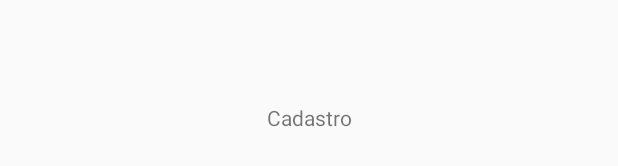
After one commit to wilquerlima/drCarangoApp, an Android app: the layout activity_cadastro.xml on its own in the app's theme, with its tools: preview values and no code run, on a phone screen of 412 x 824 dp. The commit adds this screen. Shown: the part 501-667 px from the top of the screen. Run offline under Robolectric (Android 15) with nearby library versions, the phone set to English and light mode, and no system bars.

Commit message:
criação das classes de login e cadastro

```diff
--- /dev/null
+++ b/drCarango/app/src/main/res/layout/activity_cadastro.xml
@@ -0,0 +1,17 @@
+<?xml version="1.0" encoding="utf-8"?>
+<android.support.constraint.ConstraintLayout
+    xmlns:android="http://schemas.android.com/apk/res/android"
+    xmlns:app="http://schemas.android.com/apk/res-auto"
+    android:layout_width="match_parent"
+    android:layout_height="match_parent">
+
+    <TextView
+        android:layout_width="wrap_content"
+        android:layout_height="wrap_content"
+        android:text="Cadastro"
+        app:layout_constraintBottom_toBottomOf="parent"
+        app:layout_constraintEnd_toEndOf="parent"
+        app:layout_constraintStart_toStartOf="parent"
+        app:layout_constraintTop_toTopOf="parent" />
+
+</android.support.constraint.ConstraintLayout>
--- a/drCarango/app/src/main/res/values/colors.xml
+++ b/drCarango/app/src/main/res/values/colors.xml
@@ -1,6 +1,6 @@
 <?xml version="1.0" encoding="utf-8"?>
 <resources>
-    <color name="colorPrimary">#3F51B5</color>
-    <color name="colorPrimaryDark">#303F9F</color>
-    <color name="colorAccent">#FF4081</color>
+    <color name="colorPrimary">#303d89</color>
+    <color name="colorPrimaryDark">#26306c</color>
+    <color name="color_branca">#ffffff</color>
 </resources>
--- a/drCarango/app/src/main/res/values/strings.xml
+++ b/drCarango/app/src/main/res/values/strings.xml
@@ -1,3 +1,9 @@
 <resources>
     <string name="app_name">DrCarango</string>
+    <string name="txtIntro">Bem vindo ao Dr Carango!\nAqui você vai encontrar a melhor maneira de concertar seu veículo.</string>
+
+    <!-- Labels Activitys -->
+    <string name="label_login">Login</string>
+    <string name="label_cadastro">Cadastro</string>
+
 </resources>
--- a/drCarango/app/src/main/res/values/styles.xml
+++ b/drCarango/app/src/main/res/values/styles.xml
@@ -1,11 +1,10 @@
 <resources>
-
     <!-- Base application theme. -->
     <style name="AppTheme" parent="Theme.AppCompat.Light.DarkActionBar">
         <!-- Customize your theme here. -->
         <item name="colorPrimary">@color/colorPrimary</item>
         <item name="colorPrimaryDark">@color/colorPrimaryDark</item>
-        <item name="colorAccent">@color/colorAccent</item>
+        <item name="colorAccent">@color/colorPrimary</item>
     </style>
 
 </resources>
```
Also changed, not shown: drCarango/app/src/main/AndroidManifest.xml (+14 -0 lines), drCarango/app/src/main/java/doutor/carangoapp/gui/CadastroActivity.java (added, +21 -0 lines), drCarango/app/src/main/java/doutor/carangoapp/gui/IntroduçãoActivity.java (+24 -1 lines), drCarango/app/src/main/java/doutor/carangoapp/gui/LoginActivity.java (added, +21 -0 lines), drCarango/app/src/main/res/drawable/btn_rounded.xml (added, +11 -0 lines), drCarango/app/src/main/res/layout/activity_introducao.xml (+37 -2 lines), drCarango/app/src/main/res/layout/activity_login.xml (added, +16 -0 lines).
